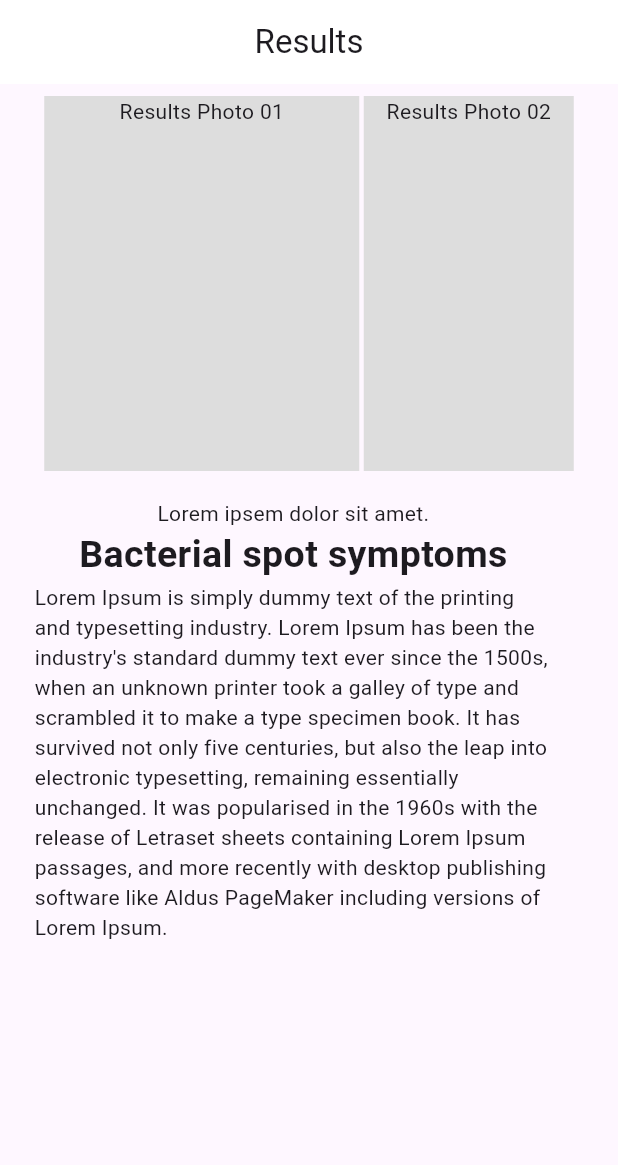
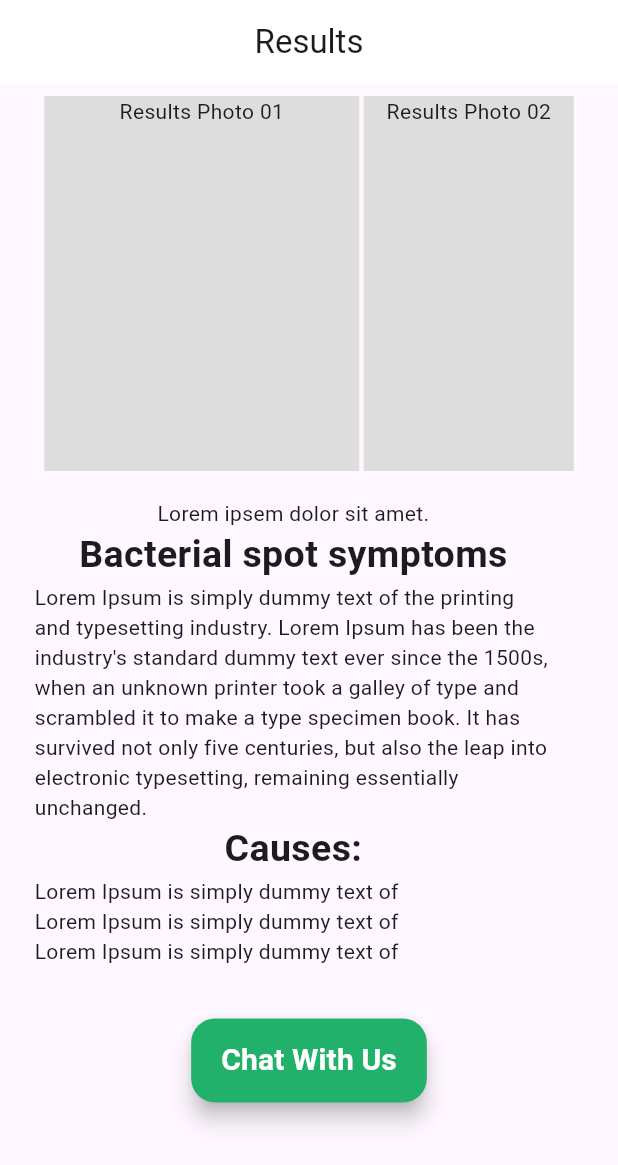
Before and after one commit to priyanjanjb/AI-Tomato-Diseases-DetectorFlutter-, a Flutter app: the screen it shows after launch, on a phone screen of 412 x 824 dp. Shown: the top 1165 px of the screen. Run offline on Flutter 3.47's test engine with Material 3 defaults, Android fonts, the phone set to English and light mode, and no system bars.

Commit message:
Add button to result page

```diff
--- a/lib/results.dart
+++ b/lib/results.dart
@@ -52,7 +52,7 @@
               const Row(
                 children: [
                   Padding(
-                    padding: EdgeInsets.only(left: 15.0 ,right: 15.0),
+                    padding: EdgeInsets.only(left: 15.0, right: 15.0),
                     child: SizedBox(
                       width: 345,
                       child: Column(children: [
@@ -63,11 +63,38 @@
                               fontWeight: FontWeight.bold, fontSize: 25),
                         ),
                         Text(
-                            "Lorem Ipsum is simply dummy text of the printing and typesetting industry. Lorem Ipsum has been the industry's standard dummy text ever since the 1500s, when an unknown printer took a galley of type and scrambled it to make a type specimen book. It has survived not only five centuries, but also the leap into electronic typesetting, remaining essentially unchanged. It was popularised in the 1960s with the release of Letraset sheets containing Lorem Ipsum passages, and more recently with desktop publishing software like Aldus PageMaker including versions of Lorem Ipsum."),
+                            "Lorem Ipsum is simply dummy text of the printing and typesetting industry. Lorem Ipsum has been the industry's standard dummy text ever since the 1500s, when an unknown printer took a galley of type and scrambled it to make a type specimen book. It has survived not only five centuries, but also the leap into electronic typesetting, remaining essentially unchanged."),
+                        Text("Causes:",
+                            style: TextStyle(
+                                fontWeight: FontWeight.bold, fontSize: 25)),
+                        ListBody(
+                          children: [
+                            Text("Lorem Ipsum is simply dummy text of "),
+                            Text("Lorem Ipsum is simply dummy text of "),
+                            Text("Lorem Ipsum is simply dummy text of "),
+                          ],
+                        ),
                       ]),
                     ),
                   )
                 ],
+              ),
+              const Padding(
+                padding: EdgeInsets.only(top: 35.0),
+                child: Row(
+                  mainAxisAlignment: MainAxisAlignment.center,
+                  children: [
+                    FloatingActionButton.extended(
+                      onPressed: null,
+                      label: Text("Chat With Us",
+                          style: TextStyle(
+                              fontSize: 20,
+                              fontWeight: FontWeight.bold,
+                              color: Colors.white)),
+                      backgroundColor: Color.fromARGB(255, 34, 177, 106),
+                    ),
+                  ],
+                ),
               )
             ],
           ),
```
